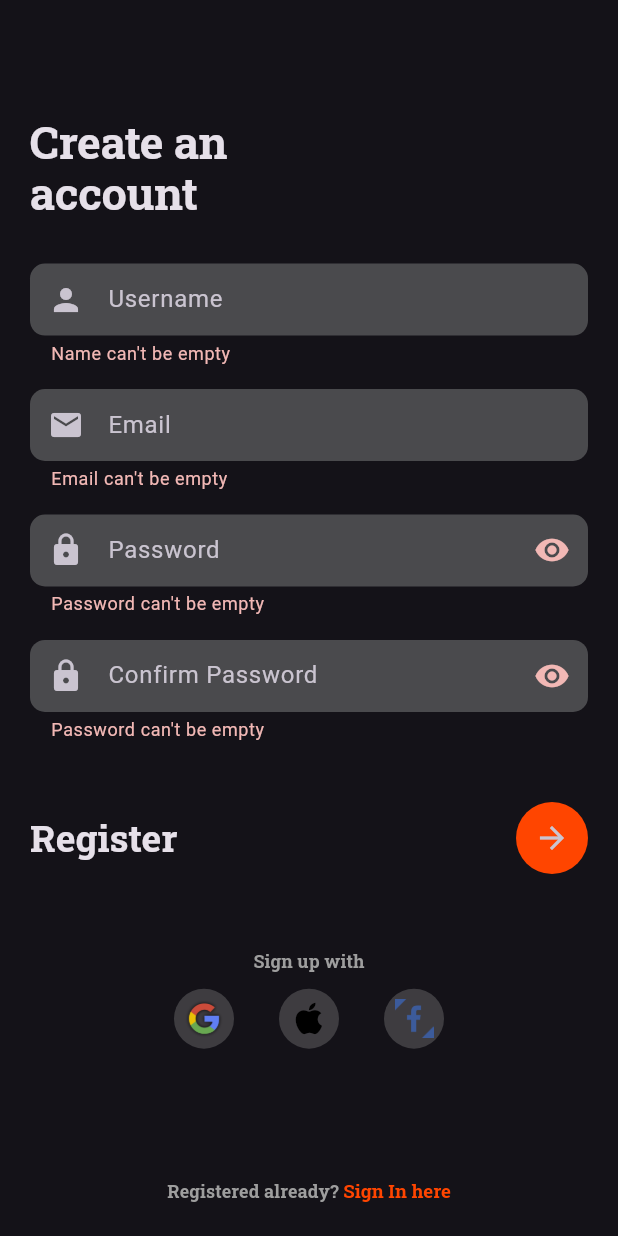
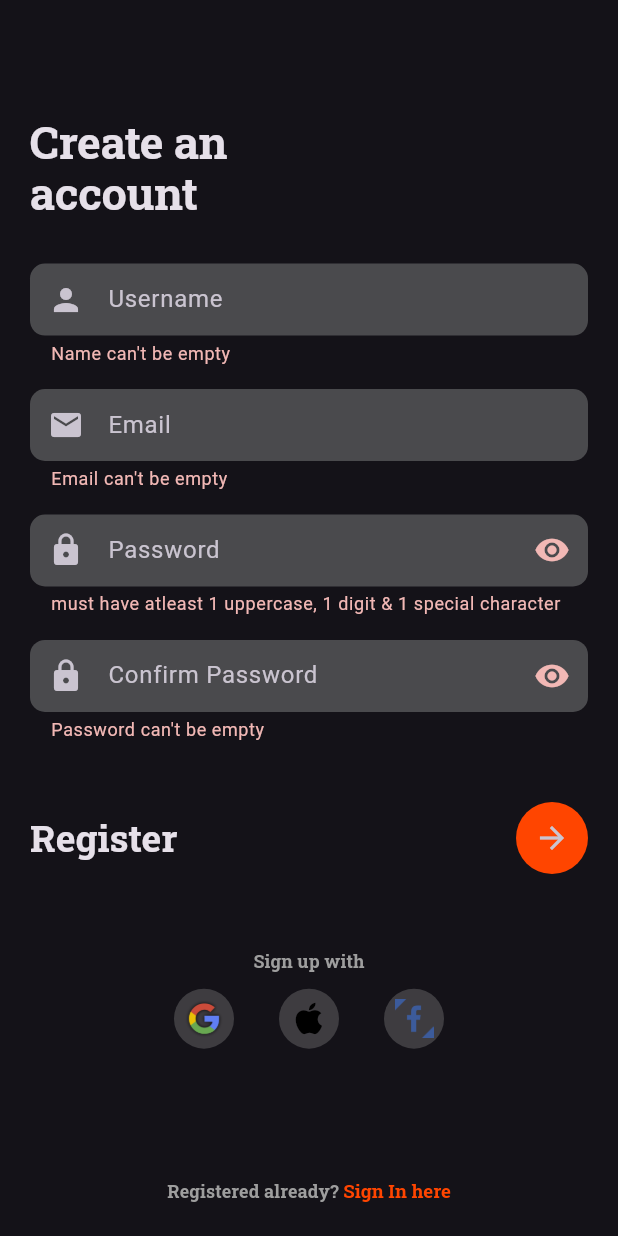
Before and after one commit to DevAdedoyin/weatherapp, a Flutter app: the RegisterScreen screen opened by its route, after a tap on the "arrow forward" icon, on a phone screen of 412 x 824 dp. Run offline on Flutter 3.47's test engine with Material 3 defaults, Android fonts, the phone set to English and light mode, and no system bars; our stand-ins replace firebase_auth, firebase_core, flutter_dotenv, flutter_riverpod, font_awesome_flutter, go_router and 4 more; missing offline and left inert: flutter_login_facebook; accounts and stored records are empty.

Commit message:
Auth validation completed

```diff
--- a/lib/src/utils/auth_validators.dart
+++ b/lib/src/utils/auth_validators.dart
@@ -27,8 +27,13 @@ class Validator {
   }
 
   static String? validatePassword({required String? password}) {
+    RegExp regex =
+        RegExp(r'^(?=.*?[A-Z])(?=.*?[a-z])(?=.*?[0-9])(?=.*?[!@#\$&*~]).{8,}$');
     if (password == null) {
       return null;
+    }
+    if (!regex.hasMatch(password)) {
+      return 'must have atleast 1 uppercase, 1 digit & 1 special character';
     }
     if (password.isEmpty) {
       return 'Password can\'t be empty';
--- a/pubspec.yaml
+++ b/pubspec.yaml
@@ -53,6 +53,7 @@ dependencies:
   firebase_core: ^2.25.4
   cloud_firestore: ^4.15.4
   rflutter_alert: ^2.0.7
+  flutter_pw_validator: ^1.6.0
 
 dev_dependencies:
   flutter_test:
```
Also changed, not shown: pubspec.lock.
